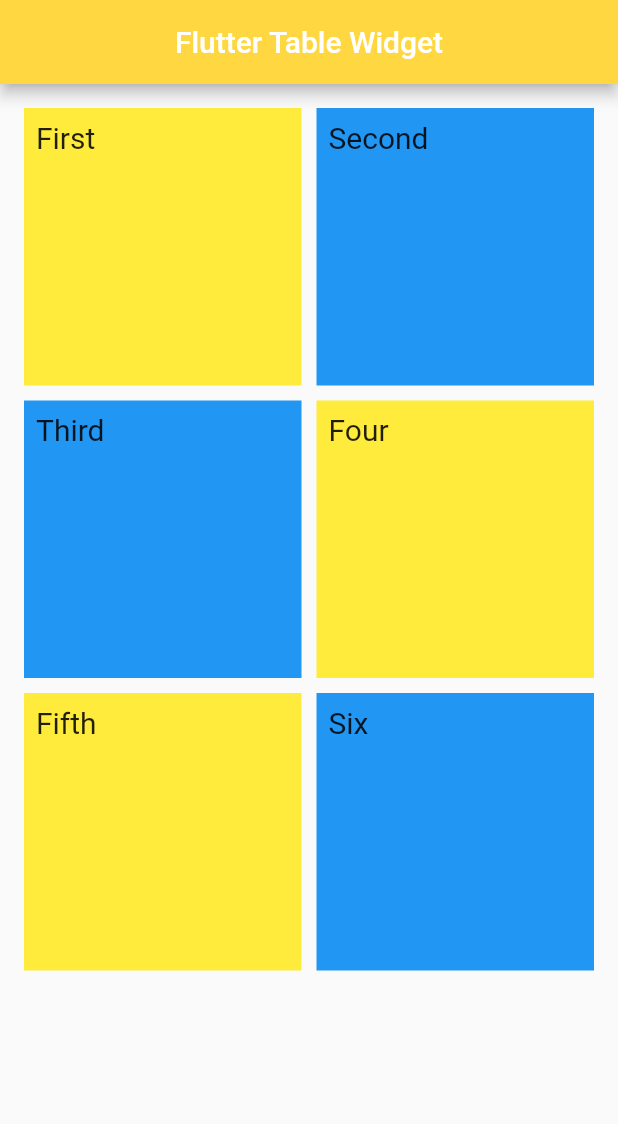
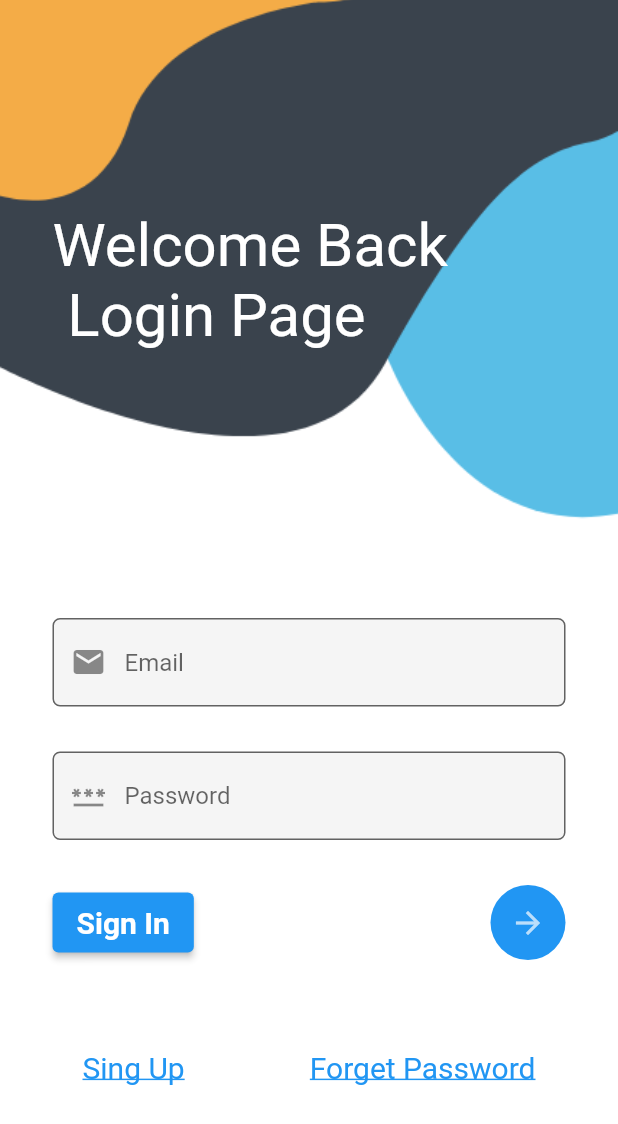
Before and after one commit to mdmanik74/Flutter-Day, a Flutter app: the screen it shows after launch, on a phone screen of 412 x 824 dp. Shown: the top 1124 px of the screen. Run offline on Flutter 3.47's test engine with Material 2 defaults, Android fonts, the phone set to English and light mode, and no system bars.

Commit message:
login page

```diff
--- /dev/null
+++ b/lib/login_page/login.dart
@@ -0,0 +1,127 @@
+// ignore_for_file: camel_case_types, prefer_typing_uninitialized_variables
+
+import 'package:flutter/material.dart';
+
+class LoginPage extends StatefulWidget {
+  const LoginPage({Key? key}) : super(key: key);
+
+  @override
+  State<LoginPage> createState() => _LoginPageState();
+}
+
+class _LoginPageState extends State<LoginPage> {
+  @override
+  Widget build(BuildContext context) {
+    return Container(
+      decoration: BoxDecoration(
+        image: DecorationImage(
+          image: AssetImage('assets/images/login.png'),
+          fit: BoxFit.cover,
+        ),
+      ),
+      child: Scaffold(
+        backgroundColor: Colors.transparent,
+        body: Stack(children: [
+          Padding(
+            padding: const EdgeInsets.only(left: 35, top: 140),
+            child: Container(
+              child: const Text(
+                'Welcome Back \n Login Page',
+                style: TextStyle(fontSize: 40, color: Colors.white),
+              ),
+            ),
+          ),
+          Container(
+            padding: EdgeInsets.only(
+                top: MediaQuery.of(context).size.height * 0.5,
+                right: 35,
+                left: 35),
+            child: Column(children: [
+              TextField(
+                decoration: InputDecoration(
+                    prefixIcon: const Icon(Icons.email),
+                    filled: true,
+                    fillColor: Colors.grey.shade100,
+                    hintText: 'Email',
+                    border: OutlineInputBorder(
+                      borderRadius: BorderRadius.circular(5),
+                    )),
+              ),
+              SizedBox(
+                height: 30,
+              ),
+              TextField(
+                obscureText: true,
+                decoration: InputDecoration(
+                    prefixIcon: const Icon(Icons.password),
+                    filled: true,
+                    fillColor: Colors.grey.shade100,
+                    hintText: 'Password',
+                    border: OutlineInputBorder(
+                      borderRadius: BorderRadius.circular(5),
+                    )),
+              ),
+              const SizedBox(
+                height: 30,
+              ),
+              Row(
+                mainAxisAlignment: MainAxisAlignment.spaceBetween,
+                children: [
+                  Container(
+                    height: 40,
+                    padding: const EdgeInsets.fromLTRB(0, 0, 70, 0),
+                    child: ElevatedButton(
+                      onPressed: () {},
+                      child: const Text(
+                        'Sign In',
+                        style: TextStyle(
+                            fontWeight: FontWeight.bold, fontSize: 20),
+                      ),
+                    ),
+                  ),
+                  CircleAvatar(
+                    radius: 25,
+                    backgroundColor: Colors.blue,
+                    child: IconButton(
+                      icon: const Icon(Icons.arrow_forward),
+                      onPressed: () {},
+                    ),
+                  )
+                ],
+              ),
+              const SizedBox(
+                height: 40,
+              ),
+              Padding(
+                padding: const EdgeInsets.all(20.0),
+                child: Row(
+                  mainAxisAlignment: MainAxisAlignment.spaceBetween,
+                  children: [
+                    Container(
+                      child: const Text(
+                        'Sing Up',
+                        style: TextStyle(
+                            fontSize: 20,
+                            color: Colors.blue,
+                            decoration: TextDecoration.underline),
+                      ),
+                    ),
+                    Container(
+                      child: const Text(
+                        'Forget Password',
+                        style: TextStyle(
+                            fontSize: 20,
+                            color: Colors.blue,
+                            decoration: TextDecoration.underline),
+                      ),
+                    ),
+                  ],
+                ),
+              )
+            ]),
+          )
+        ]),
+      ),
+    );
+  }
+}
--- a/lib/main.dart
+++ b/lib/main.dart
@@ -1,5 +1,6 @@
 import 'package:flutter/material.dart';
-import 'package:source_code/source/gridview.dart';
+import 'package:source_code/login_page/login.dart';
+//import 'package:source_code/source/gridview.dart';
 //import 'package:source_code/source/animated_crossfade.dart';
 //import 'package:source_code/source/expanded_widget.dart';
 //import 'package:source_code/source/future_builder.dart';
@@ -29,6 +30,8 @@ class MyApp extends StatelessWidget {
     // Material App
     return MaterialApp(
       debugShowCheckedModeBanner: false,
+      home: LoginPage(),
+      /*
       home: Scaffold(
         appBar: AppBar(
           title: const Text('Flutter Table Widget'),
@@ -38,6 +41,7 @@ class MyApp extends StatelessWidget {
         body: GridViews(),
         backgroundColor: Colors.greenAccent,
       ),
+      */
     );
   }
 }
```
Also changed, not shown: assets/images/login.png (added), assets/images/register.png (added).
